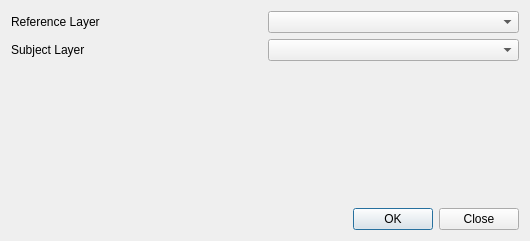
Old version of the form src/qgsconflate/dialog.ui in the repository ctu-geoforall-lab-projects/bp-fiedlerova-2013.
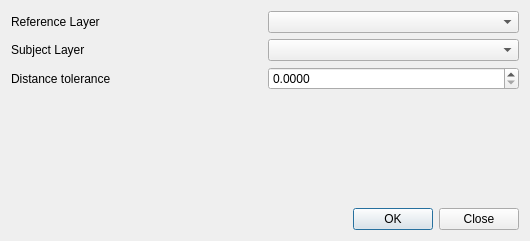
New version of the form.

Commit message: opraveny drobne chyby ve vertexsnapper, pridana moznost nastaveni tolerance do dialogu

Diff of the .ui file:
```diff
--- a/src/qgsconflate/dialog.ui
+++ b/src/qgsconflate/dialog.ui
@@ -42,6 +42,24 @@
      </item>
     </layout>
    </item>
+   <item>
+    <layout class="QHBoxLayout" name="horizontalLayout_4">
+     <item>
+      <widget class="QLabel" name="mlabelDist">
+       <property name="text">
+        <string>Distance tolerance</string>
+       </property>
+      </widget>
+     </item>
+     <item>
+      <widget class="QDoubleSpinBox" name="mSpinBoxDist">
+       <property name="decimals">
+        <number>4</number>
+       </property>
+      </widget>
+     </item>
+    </layout>
+   </item>
    <item>
     <spacer name="verticalSpacer">
      <property name="orientation">
```
The commit also changes 5 other files.
